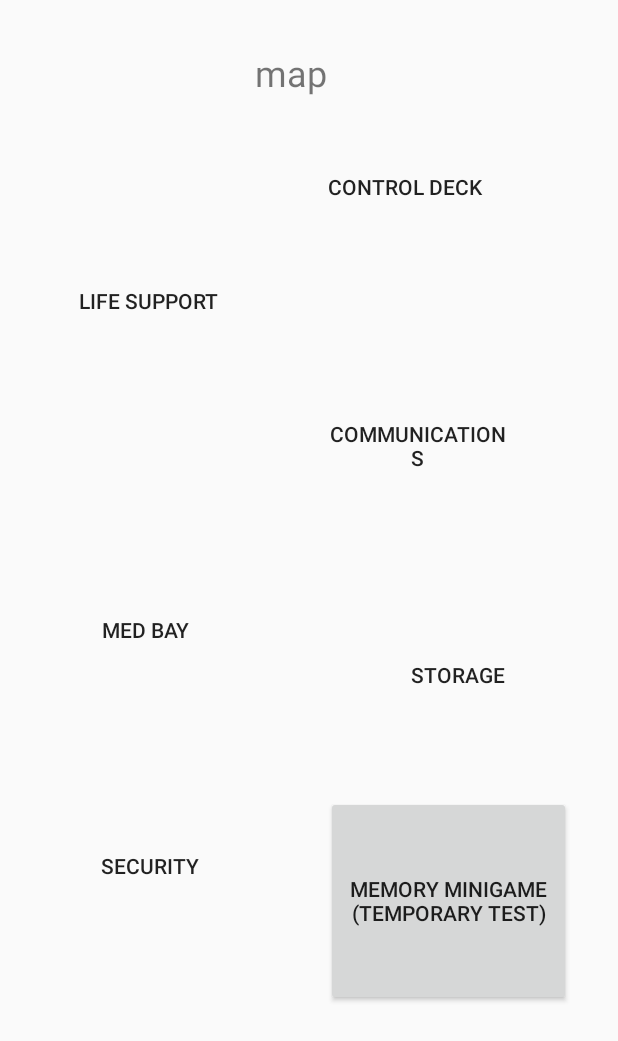
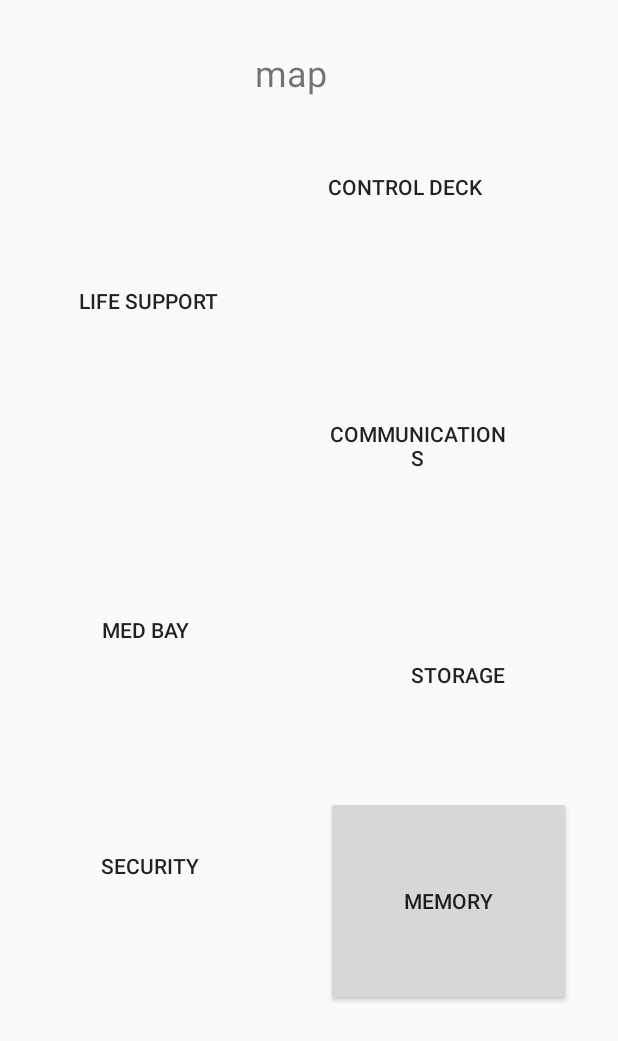
Before and after one commit to nyerpson/supernova, an Android app: the Map screen opened directly, with no data from a screen before it, on a phone screen of 412 x 824 dp. Shown: the top 1041 px of the screen. Run offline under Robolectric (Android 15) with nearby library versions, the phone set to English and light mode, and no system bars.

Commit message:
Randomization+TitleBundle
Added two methods of randomization to the map and a bundle to the memory game to display the section title (Engineering, Security, etc.) from the text on the button clicked in the map activity

```diff
--- a/app2/src/main/java/com/example/ss_supernova_final/Map.java
+++ b/app2/src/main/java/com/example/ss_supernova_final/Map.java
@@ -5,6 +5,9 @@ import androidx.appcompat.app.AppCompatActivity;
 import android.content.Intent;
 import android.os.Bundle;
 import android.view.View;
+import android.widget.Button;
+
+import java.util.Random;
 
 public class Map extends AppCompatActivity {
 
@@ -16,7 +19,37 @@ public class Map extends AppCompatActivity {
 
     //randomize activity
     public void randomizeMinigame(View view){
+        Random rand = new Random();
+        /* // Method 1
+           // Add more cases and change the random bound to adjust probability
+                    // Current probabilities give 2/7 chance for any normal minigames, and 1/7 for monster encounter
+                    // Randoms include 0 and exclude the bound
+           // Uses the fallthrough feature of switch statements
+        int n = rand.nextInt(7);
+        switch(n) {
+            case 1: case 2:
+                goToAsteroid(view);
+                break;
+            case 3: case 4:
+                goToMemory(view);
+                break;
+            case 5: case 6:
+                goToWires(view);
+                break;
+            default:    // if 0
+                goToMonster(view);
+        }
+         */
 
+        // Method 2
+        // Change the if values and the random bound to adjust probability
+                // Current probabilities give 3/10 chance for any normal minigames, and 1/10 for monster encounter
+                // Randoms include 0 and exclude the bound
+        int n = rand.nextInt(10);
+        if(n < 3) { goToAsteroid(view); }        // if n = 0, 1, 2
+        else if(n < 6) { goToMemory(view); }     // if n = 3, 4, 5
+        else if(n < 9) { goToWires(view); }      // if n = 6, 7, 8
+        else { goToMonster(view); }            // if n = 9
     }
 
     //PLACEHOLDER - go to asteroid game
@@ -24,16 +57,21 @@ public class Map extends AppCompatActivity {
         Intent my_intent=new Intent(getBaseContext(),Asteroid_miniGame.class);
         startActivity(my_intent);
     }
-
     //PLACEHOLDER - go to memory game
     public void goToMemory(View view){
+        Button b = (Button)view;
         Intent my_intent=new Intent(getBaseContext(),Memory_miniGame.class);
+        my_intent.putExtra("sectionTitle", b.getText());
         startActivity(my_intent);
     }
-
     //PLACEHOLDER - go to wires game
     public void goToWires(View view){
         Intent my_intent=new Intent(getBaseContext(),Wires_miniGame.class);
         startActivity(my_intent);
     }
+    //PLACEHOLDER - go to monster game
+    public void goToMonster(View view){
+        Intent my_intent=new Intent(getBaseContext(),Monster_encounter.class);
+        startActivity(my_intent);
+    }
 }
--- a/app2/src/main/res/layout/activity_map.xml
+++ b/app2/src/main/res/layout/activity_map.xml
@@ -111,7 +111,7 @@
         android:layout_marginTop="33dp"
         android:layout_marginEnd="32dp"
         android:onClick="goToMemory"
-        android:text="memory minigame (Temporary test)"
+        android:text="Memory"
         app:layout_constraintEnd_toEndOf="parent"
         app:layout_constraintStart_toEndOf="@+id/button15"
         app:layout_constraintTop_toBottomOf="@+id/button13" />
```
Also changed, not shown: app2/src/main/java/com/example/ss_supernova_final/Memory_miniGame.java (+4 -8 lines).
